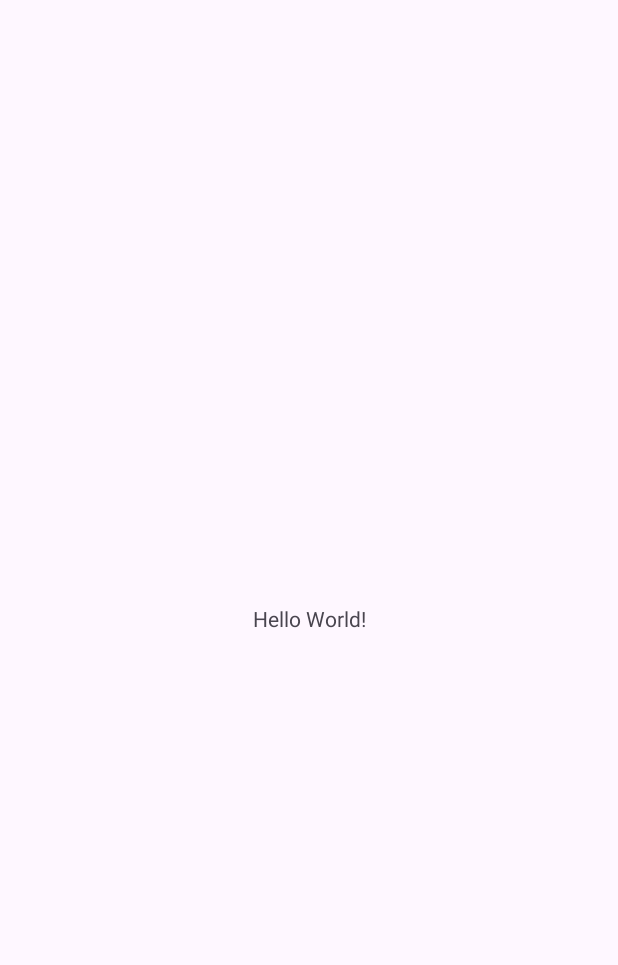
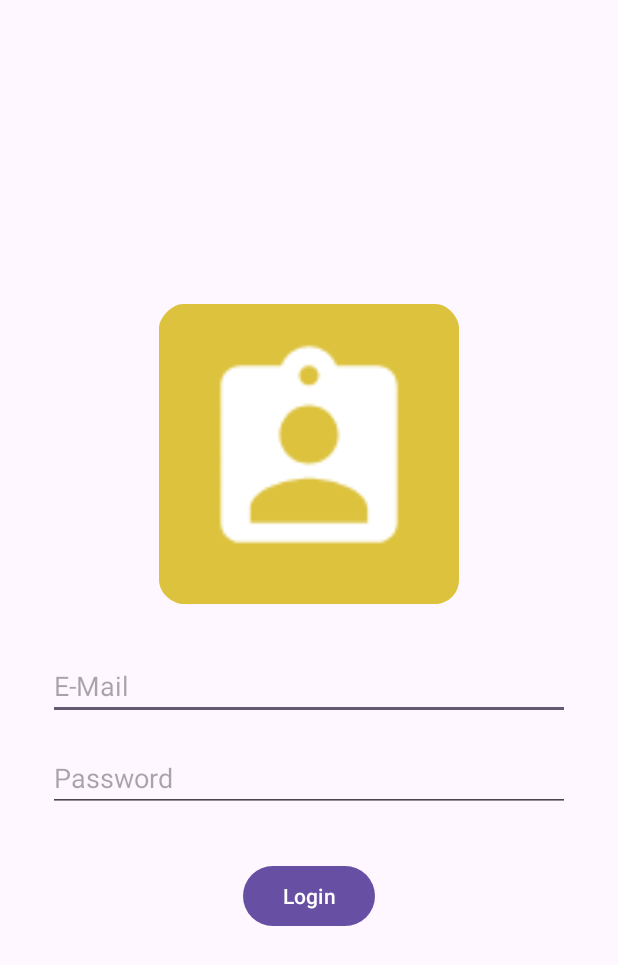
Before and after one commit to kelvinhin/staff_management_app, an Android app: the screen it shows after launch (MainActivity), on a phone screen of 412 x 824 dp. Before the commit the part shown is almost empty. Shown: the top 965 px of the screen. Run offline under Robolectric (Android 15) with nearby library versions, the phone set to English and light mode, and no system bars.

Commit message:
[Update] Updated app logo, Added UI for login screen

```diff
--- a/app/src/main/AndroidManifest.xml
+++ b/app/src/main/AndroidManifest.xml
@@ -1,6 +1,8 @@
 <?xml version="1.0" encoding="utf-8"?>
 <manifest xmlns:android="http://schemas.android.com/apk/res/android"
     xmlns:tools="http://schemas.android.com/tools">
+
+    <uses-permission android:name="android.permission.INTERNET" />
 
     <application
         android:allowBackup="true"
--- /dev/null
+++ b/app/src/main/res/drawable/ic_launcher_foreground.xml
@@ -0,0 +1,15 @@
+<vector xmlns:android="http://schemas.android.com/apk/res/android"
+    android:width="108dp"
+    android:height="108dp"
+    android:viewportWidth="24"
+    android:viewportHeight="24"
+    android:tint="#FFFFFF">
+  <group android:scaleX="0.522"
+      android:scaleY="0.522"
+      android:translateX="5.736"
+      android:translateY="5.736">
+    <path
+        android:fillColor="@android:color/white"
+        android:pathData="M19,3h-4.18C14.4,1.84 13.3,1 12,1c-1.3,0 -2.4,0.84 -2.82,2L5,3c-1.1,0 -2,0.9 -2,2v14c0,1.1 0.9,2 2,2h14c1.1,0 2,-0.9 2,-2L21,5c0,-1.1 -0.9,-2 -2,-2zM12,3c0.55,0 1,0.45 1,1s-0.45,1 -1,1 -1,-0.45 -1,-1 0.45,-1 1,-1zM12,7c1.66,0 3,1.34 3,3s-1.34,3 -3,3 -3,-1.34 -3,-3 1.34,-3 3,-3zM18,19L6,19v-1.4c0,-2 4,-3.1 6,-3.1s6,1.1 6,3.1L18,19z"/>
+  </group>
+</vector>
--- a/app/src/main/res/layout/activity_main.xml
+++ b/app/src/main/res/layout/activity_main.xml
@@ -6,13 +6,52 @@
     android:layout_height="match_parent"
     tools:context=".MainActivity">
 
-    <TextView
+    <ImageView
+        android:id="@+id/img_app_logo"
+        android:layout_width="200dp"
+        android:layout_height="200dp"
+        app:layout_constraintVertical_chainStyle="packed"
+        app:layout_constraintTop_toTopOf="parent"
+        app:layout_constraintBottom_toTopOf="@id/edt_email"
+        app:layout_constraintStart_toStartOf="parent"
+        app:layout_constraintEnd_toEndOf="parent"
+        android:src="@mipmap/ic_launcher"/>
+
+    <EditText
+        android:id="@+id/edt_email"
+        android:layout_width="0dp"
+        android:layout_height="wrap_content"
+        android:inputType="textEmailAddress"
+        android:hint="E-Mail"
+        android:layout_marginHorizontal="32dp"
+        android:layout_marginTop="32dp"
+        app:layout_constraintStart_toStartOf="parent"
+        app:layout_constraintEnd_toEndOf="parent"
+        app:layout_constraintTop_toBottomOf="@id/img_app_logo"
+        app:layout_constraintBottom_toTopOf="@id/edt_password"/>
+
+    <EditText
+        android:id="@+id/edt_password"
+        android:layout_width="0dp"
+        android:layout_height="wrap_content"
+        android:inputType="textPassword"
+        android:hint="Password"
+        android:layout_marginHorizontal="32dp"
+        android:layout_marginTop="16dp"
+        app:layout_constraintStart_toStartOf="parent"
+        app:layout_constraintEnd_toEndOf="parent"
+        app:layout_constraintTop_toBottomOf="@id/edt_email"
+        app:layout_constraintBottom_toTopOf="@id/btn_login"/>
+
+    <com.google.android.material.button.MaterialButton
+        android:id="@+id/btn_login"
         android:layout_width="wrap_content"
         android:layout_height="wrap_content"
-        android:text="Hello World!"
-        app:layout_constraintBottom_toBottomOf="parent"
+        android:text="Login"
+        android:layout_marginTop="32dp"
+        app:layout_constraintStart_toStartOf="parent"
         app:layout_constraintEnd_toEndOf="parent"
-        app:layout_constraintStart_toStartOf="parent"
-        app:layout_constraintTop_toTopOf="parent" />
+        app:layout_constraintTop_toBottomOf="@id/edt_password"
+        app:layout_constraintBottom_toBottomOf="parent"/>
 
 </androidx.constraintlayout.widget.ConstraintLayout>
--- a/app/src/main/res/mipmap-anydpi-v26/ic_launcher.xml
+++ b/app/src/main/res/mipmap-anydpi-v26/ic_launcher.xml
@@ -1,6 +1,5 @@
 <?xml version="1.0" encoding="utf-8"?>
 <adaptive-icon xmlns:android="http://schemas.android.com/apk/res/android">
-    <background android:drawable="@drawable/ic_launcher_background" />
-    <foreground android:drawable="@drawable/ic_launcher_foreground" />
-    <monochrome android:drawable="@drawable/ic_launcher_foreground" />
+    <background android:drawable="@color/ic_launcher_background"/>
+    <foreground android:drawable="@drawable/ic_launcher_foreground"/>
 </adaptive-icon>
--- a/app/src/main/res/mipmap-anydpi-v26/ic_launcher_round.xml
+++ b/app/src/main/res/mipmap-anydpi-v26/ic_launcher_round.xml
@@ -1,6 +1,5 @@
 <?xml version="1.0" encoding="utf-8"?>
 <adaptive-icon xmlns:android="http://schemas.android.com/apk/res/android">
-    <background android:drawable="@drawable/ic_launcher_background" />
-    <foreground android:drawable="@drawable/ic_launcher_foreground" />
-    <monochrome android:drawable="@drawable/ic_launcher_foreground" />
+    <background android:drawable="@color/ic_launcher_background"/>
+    <foreground android:drawable="@drawable/ic_launcher_foreground"/>
 </adaptive-icon>
--- /dev/null
+++ b/app/src/main/res/values/ic_launcher_background.xml
@@ -0,0 +1,4 @@
+<?xml version="1.0" encoding="utf-8"?>
+<resources>
+    <color name="ic_launcher_background">#DCC23D</color>
+</resources>
--- a/build.gradle.kts
+++ b/build.gradle.kts
@@ -2,4 +2,5 @@
 plugins {
     id("com.android.application") version "8.1.2" apply false
     id("org.jetbrains.kotlin.android") version "1.9.0" apply false
+    kotlin("plugin.serialization") version "1.9.20"
 }
```
Also changed, not shown: app/build.gradle.kts (+11 -4 lines), app/src/main/res/drawable-v24/ic_launcher_foreground.xml (deleted, +0 -30 lines), app/src/main/ic_launcher-playstore.png (added), app/src/main/res/mipmap-hdpi/ic_launcher.webp, app/src/main/res/mipmap-hdpi/ic_launcher_round.webp, app/src/main/res/mipmap-mdpi/ic_launcher.webp, app/src/main/res/mipmap-mdpi/ic_launcher_round.webp, app/src/main/res/mipmap-xhdpi/ic_launcher.webp, app/src/main/res/mipmap-xhdpi/ic_launcher_round.webp, app/src/main/res/mipmap-xxhdpi/ic_launcher.webp, app/src/main/res/mipmap-xxhdpi/ic_launcher_round.webp, app/src/main/res/mipmap-xxxhdpi/ic_launcher.webp, app/src/main/res/mipmap-xxxhdpi/ic_launcher_round.webp.
